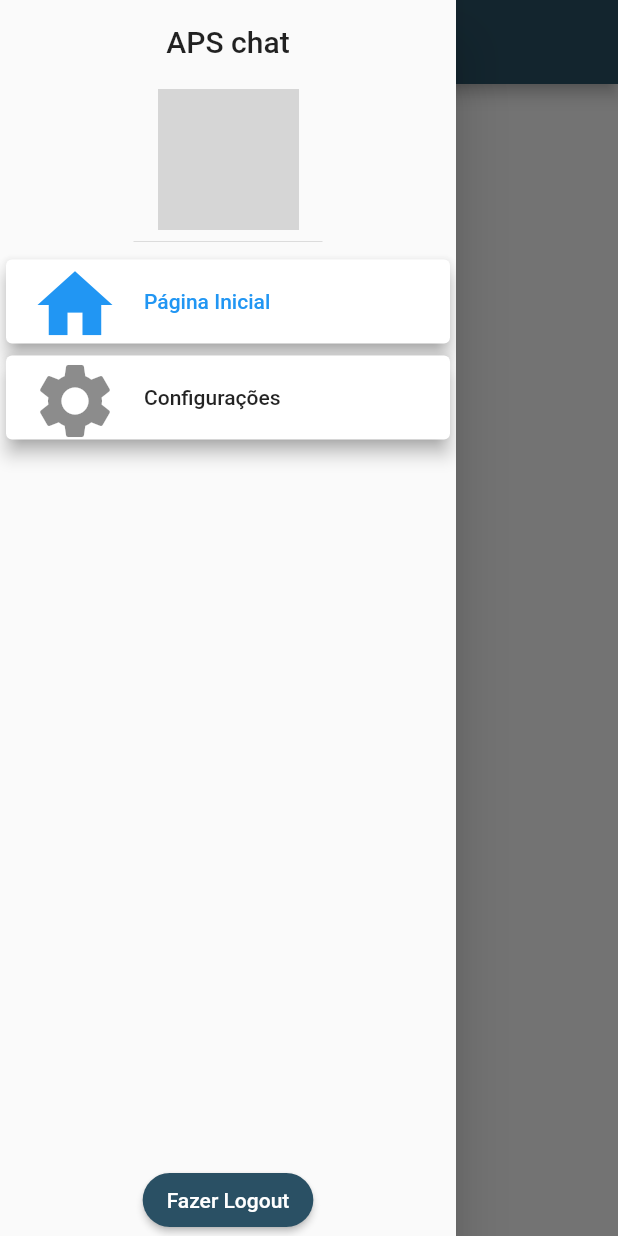
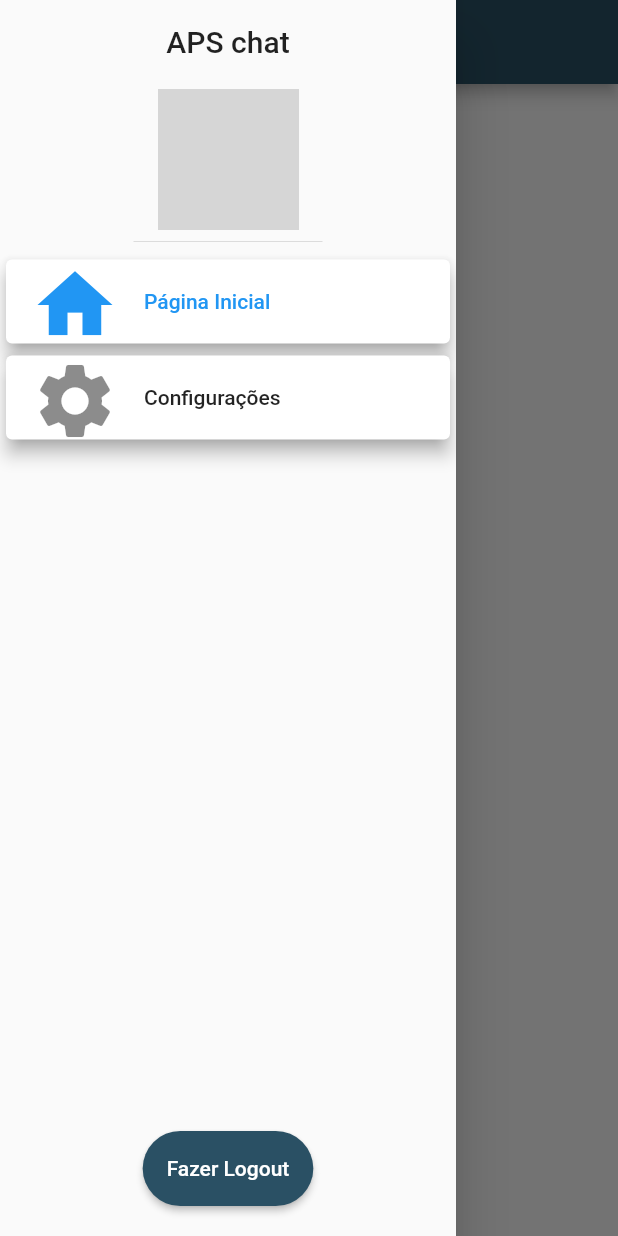
Before and after one commit to matheusEduardoTavares/flutter_aps_chat, a Flutter app: the screen it shows once a user with an empty profile is signed in, with the side drawer open, on a phone screen of 412 x 824 dp. Run offline on Flutter 3.47's test engine with Material 2 defaults, Android fonts, the phone set to English and light mode, and no system bars; our stand-ins replace cloud_firestore, firebase_auth, firebase_core, flutter_spinkit, sqflite; accounts and stored records are empty; grey boxes are pictures that could not be loaded.

Commit message:
bugfix: Arrumado pequenos bugs na Drawer e no SignUp; feito tambem melhorias de UI e de UX

```diff
--- a/lib/pages/initial_page/initial_page.dart
+++ b/lib/pages/initial_page/initial_page.dart
@@ -61,6 +61,7 @@ class _InitialPageState extends State<InitialPage> {
             brightness: brightness,
             appBarTheme: AppBarTheme(
               centerTitle: true,
+              brightness: Brightness.dark,
             ),
             inputDecorationTheme: InputDecorationTheme(
               border: OutlineInputBorder(
--- a/lib/utils/pages_configs/pages_configs.dart
+++ b/lib/utils/pages_configs/pages_configs.dart
@@ -26,7 +26,7 @@ abstract class PagesConfigs {
 
   static final detailsPage = <DetailsPage>[
     DetailsPage(
-      goToNamedRoute: loginPage,
+      goToNamedRoute: authPage,
       name: 'Login',
       leadingData: Icons.login,
     ),
@@ -44,7 +44,7 @@ abstract class PagesConfigs {
 
   static final detailsLoggedPages = <DetailsPage>[
     DetailsPage(
-      goToNamedRoute: homePage,
+      goToNamedRoute: authPage,
       name: 'Página Inicial',
       leadingData: Icons.home,
     ),
--- a/lib/widgets/user_custom_drawer/user_custom_drawer.dart
+++ b/lib/widgets/user_custom_drawer/user_custom_drawer.dart
@@ -9,7 +9,7 @@ class UserCustomDrawer extends StatefulWidget {
   static int _selectedIndex = 0;
 
   static void changePage(String newPage, [List<DetailsPage> pages]) {
-    final filterInPages = PagesConfigs.detailsPage;
+    final filterInPages = PagesConfigs.detailsLoggedPages;
 
     var index = filterInPages.
       indexWhere((page) => page.goToNamedRoute == newPage);
@@ -86,18 +86,31 @@ class _UserCustomDrawerState extends State<UserCustomDrawer> {
               child: Row(
                 mainAxisAlignment: MainAxisAlignment.center,
                 children: [
-                  ElevatedButton(
+                  Container(
+                    height: 50,
+                    child: ElevatedButton(
                       onPressed: () async {
                         setState(() {
                           _isLoadingLogout = true;
                         });
+
                         await _auth.signOut();
+
+                        setState(() {
+                          _isLoadingLogout = false;
+                        });
+
+                        Navigator.of(context).pushReplacementNamed(
+                          PagesConfigs.authPage,
+                        );
                       },
-                    child: Text('Fazer Logout'),
+                      child: _isLoadingLogout ? Center(child: CircularProgressIndicator()) : const Text('Fazer Logout'),
+                    ),
                   ),
                 ],
               ),
             ),
+            const SizedBox(height: 20),
           ],
         ),
       ),
```
Also changed, not shown: lib/pages/login_page/login_page.dart (+16 -2 lines), lib/pages/signup_page/signup_page.dart (+22 -3 lines). Lines whose indentation alone changed are shown as unchanged.
